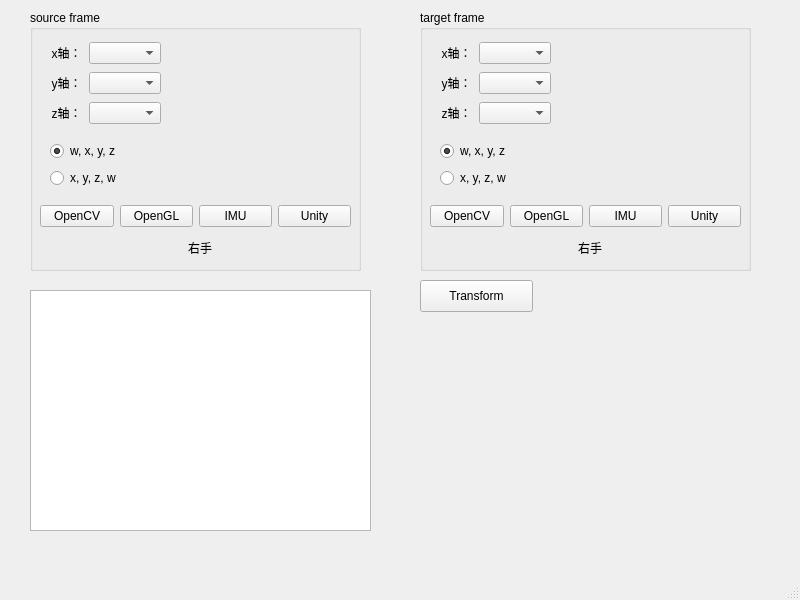
The window that scripts/coordinate_transformation_helper.ui (wangyendt/Coordinate-Transformation-Helper) describes before a commit, drawn with Qt 5.
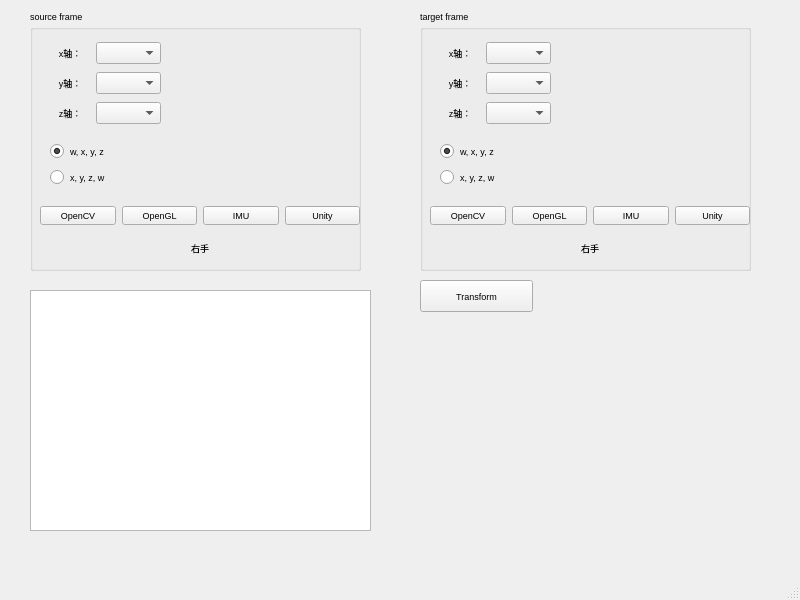
The same window after the commit.

```diff
--- a/scripts/coordinate_transformation_helper.ui
+++ b/scripts/coordinate_transformation_helper.ui
@@ -23,6 +23,12 @@
       <height>261</height>
      </rect>
     </property>
+    <property name="font">
+     <font>
+      <family>Microsoft YaHei UI</family>
+      <pointsize>7</pointsize>
+     </font>
+    </property>
     <property name="title">
      <string>source frame</string>
     </property>
@@ -44,13 +50,25 @@
       <rect>
        <x>10</x>
        <y>190</y>
-       <width>311</width>
+       <width>320</width>
        <height>32</height>
       </rect>
      </property>
+     <property name="font">
+      <font>
+       <family>Microsoft YaHei UI</family>
+       <pointsize>7</pointsize>
+      </font>
+     </property>
      <layout class="QHBoxLayout" name="horizontalLayout">
       <item>
        <widget class="QPushButton" name="pbSrcOpenCV">
+        <property name="font">
+         <font>
+          <family>Microsoft YaHei UI</family>
+          <pointsize>7</pointsize>
+         </font>
+        </property>
         <property name="text">
          <string>OpenCV</string>
         </property>
@@ -58,6 +76,12 @@
       </item>
       <item>
        <widget class="QPushButton" name="pbSrcOpenGL">
+        <property name="font">
+         <font>
+          <family>Microsoft YaHei UI</family>
+          <pointsize>7</pointsize>
+         </font>
+        </property>
         <property name="text">
          <string>OpenGL</string>
         </property>
@@ -65,6 +89,12 @@
       </item>
       <item>
        <widget class="QPushButton" name="pbSrcIMU">
+        <property name="font">
+         <font>
+          <family>Microsoft YaHei UI</family>
+          <pointsize>7</pointsize>
+         </font>
+        </property>
         <property name="text">
          <string>IMU</string>
         </property>
@@ -72,6 +102,12 @@
       </item>
       <item>
        <widget class="QPushButton" name="pbSrcUnity">
+        <property name="font">
+         <font>
+          <family>Microsoft YaHei UI</family>
+          <pointsize>7</pointsize>
+         </font>
+        </property>
         <property name="text">
          <string>Unity</string>
         </property>
@@ -92,6 +128,12 @@
        <height>16</height>
       </rect>
      </property>
+     <property name="font">
+      <font>
+       <family>Microsoft YaHei UI</family>
+       <pointsize>7</pointsize>
+      </font>
+     </property>
      <property name="text">
       <string>右手</string>
      </property>
@@ -108,9 +150,21 @@
        <height>51</height>
       </rect>
      </property>
+     <property name="font">
+      <font>
+       <family>Microsoft YaHei UI</family>
+       <pointsize>7</pointsize>
+      </font>
+     </property>
      <layout class="QGridLayout" name="gridLayout">
       <item row="0" column="0">
        <widget class="QRadioButton" name="rdbSrcWXYZ">
+        <property name="font">
+         <font>
+          <family>Microsoft YaHei UI</family>
+          <pointsize>7</pointsize>
+         </font>
+        </property>
         <property name="text">
          <string>w, x, y, z</string>
         </property>
@@ -121,6 +175,12 @@
       </item>
       <item row="1" column="0">
        <widget class="QRadioButton" name="rdbSrcXYZW">
+        <property name="font">
+         <font>
+          <family>Microsoft YaHei UI</family>
+          <pointsize>7</pointsize>
+         </font>
+        </property>
         <property name="text">
          <string>x, y, z, w</string>
         </property>
@@ -128,7 +188,7 @@
       </item>
      </layout>
     </widget>
-    <widget class="QWidget" name="">
+    <widget class="QWidget" name="layoutWidget">
      <property name="geometry">
       <rect>
        <x>20</x>
@@ -137,9 +197,21 @@
        <height>86</height>
       </rect>
      </property>
+     <property name="font">
+      <font>
+       <family>Microsoft YaHei UI</family>
+       <pointsize>7</pointsize>
+      </font>
+     </property>
      <layout class="QGridLayout" name="gridLayout_2">
       <item row="1" column="0">
        <widget class="QLabel" name="label_2">
+        <property name="font">
+         <font>
+          <family>Microsoft YaHei UI</family>
+          <pointsize>7</pointsize>
+         </font>
+        </property>
         <property name="text">
          <string>y轴：</string>
         </property>
@@ -150,6 +222,12 @@
       </item>
       <item row="2" column="0">
        <widget class="QLabel" name="label_3">
+        <property name="font">
+         <font>
+          <family>Microsoft YaHei UI</family>
+          <pointsize>7</pointsize>
+         </font>
+        </property>
         <property name="text">
          <string>z轴：</string>
         </property>
@@ -160,6 +238,12 @@
       </item>
       <item row="0" column="1">
        <widget class="QComboBox" name="cbSrcX">
+        <property name="font">
+         <font>
+          <family>Microsoft YaHei UI</family>
+          <pointsize>7</pointsize>
+         </font>
+        </property>
         <property name="currentText">
          <string/>
         </property>
@@ -170,6 +254,12 @@
       </item>
       <item row="2" column="1">
        <widget class="QComboBox" name="cbSrcZ">
+        <property name="font">
+         <font>
+          <family>Microsoft YaHei UI</family>
+          <pointsize>7</pointsize>
+         </font>
+        </property>
         <property name="currentText">
          <string/>
         </property>
@@ -180,6 +270,12 @@
       </item>
       <item row="1" column="1">
        <widget class="QComboBox" name="cbSrcY">
+        <property name="font">
+         <font>
+          <family>Microsoft YaHei UI</family>
+          <pointsize>7</pointsize>
+         </font>
+        </property>
         <property name="currentText">
          <string/>
         </property>
@@ -190,6 +286,12 @@
       </item>
       <item row="0" column="0">
        <widget class="QLabel" name="label">
+        <property name="font">
+         <font>
+          <family>Microsoft YaHei UI</family>
+          <pointsize>7</pointsize>
+         </font>
+        </property>
         <property name="text">
          <string>x轴：</string>
         </property>
@@ -240,6 +342,12 @@
       <height>261</height>
      </rect>
     </property>
+    <property name="font">
+     <font>
+      <family>Microsoft YaHei UI</family>
+      <pointsize>7</pointsize>
+     </font>
+    </property>
     <property name="title">
      <string>target frame</string>
     </property>
@@ -261,13 +369,25 @@
       <rect>
        <x>10</x>
        <y>190</y>
-       <width>311</width>
+       <width>320</width>
        <height>32</height>
       </rect>
      </property>
+     <property name="font">
+      <font>
+       <family>Microsoft YaHei UI</family>
+       <pointsize>7</pointsize>
+      </font>
+     </property>
      <layout class="QHBoxLayout" name="horizontalLayout_2">
       <item>
        <widget class="QPushButton" name="pbTarOpenCV">
+        <property name="font">
+         <font>
+          <family>Microsoft YaHei UI</family>
+          <pointsize>7</pointsize>
+         </font>
+        </property>
         <property name="text">
          <string>OpenCV</string>
         </property>
@@ -275,6 +395,12 @@
       </item>
       <item>
        <widget class="QPushButton" name="pbTarOpenGL">
+        <property name="font">
+         <font>
+          <family>Microsoft YaHei UI</family>
+          <pointsize>7</pointsize>
+         </font>
+        </property>
         <property name="text">
          <string>OpenGL</string>
         </property>
@@ -282,6 +408,12 @@
       </item>
       <item>
        <widget class="QPushButton" name="pbTarIMU">
+        <property name="font">
+         <font>
+          <family>Microsoft YaHei UI</family>
+          <pointsize>7</pointsize>
+         </font>
+        </property>
         <property name="text">
          <string>IMU</string>
         </property>
@@ -289,6 +421,12 @@
       </item>
       <item>
        <widget class="QPushButton" name="pbTarUnity">
+        <property name="font">
+         <font>
+          <family>Microsoft YaHei UI</family>
+          <pointsize>7</pointsize>
+         </font>
+        </property>
         <property name="text">
          <string>Unity</string>
         </property>
@@ -305,6 +443,12 @@
        <height>16</height>
       </rect>
      </property>
+     <property name="font">
+      <font>
+       <family>Microsoft YaHei UI</family>
+       <pointsize>7</pointsize>
+      </font>
+     </property>
      <property name="text">
       <string>右手</string>
      </property>
@@ -321,9 +465,21 @@
        <height>51</height>
       </rect>
      </property>
+     <property name="font">
+      <font>
+       <family>Microsoft YaHei UI</family>
+       <pointsize>7</pointsize>
+      </font>
+     </property>
      <layout class="QGridLayout" name="gridLayout_3">
       <item row="0" column="0">
        <widget class="QRadioButton" name="rdbTarWXYZ">
+        <property name="font">
+         <font>
+          <family>Microsoft YaHei UI</family>
+          <pointsize>7</pointsize>
+         </font>
+        </property>
         <property name="text">
          <string>w, x, y, z</string>
         </property>
@@ -334,6 +490,12 @@
       </item>
       <item row="1" column="0">
        <widget class="QRadioButton" name="rdbTarXYZW">
+        <property name="font">
+         <font>
+          <family>Microsoft YaHei UI</family>
+          <pointsize>7</pointsize>
+         </font>
+        </property>
         <property name="text">
          <string>x, y, z, w</string>
         </property>
@@ -350,9 +512,21 @@
        <height>86</height>
       </rect>
      </property>
+     <property name="font">
+      <font>
+       <family>Microsoft YaHei UI</family>
+       <pointsize>7</pointsize>
+      </font>
+     </property>
      <layout class="QGridLayout" name="gridLayout_4">
       <item row="1" column="0">
        <widget class="QLabel" name="label_4">
+        <property name="font">
+         <font>
+          <family>Microsoft YaHei UI</family>
+          <pointsize>7</pointsize>
+         </font>
+        </property>
         <property name="text">
          <string>y轴：</string>
         </property>
@@ -363,6 +537,12 @@
       </item>
       <item row="2" column="0">
        <widget class="QLabel" name="label_5">
+        <property name="font">
+         <font>
+          <family>Microsoft YaHei UI</family>
+          <pointsize>7</pointsize>
+         </font>
+        </property>
         <property name="text">
          <string>z轴：</string>
         </property>
@@ -373,6 +553,12 @@
       </item>
       <item row="0" column="1">
        <widget class="QComboBox" name="cbTarX">
+        <property name="font">
+         <font>
+          <family>Microsoft YaHei UI</family>
+          <pointsize>7</pointsize>
+         </font>
+        </property>
         <property name="currentText">
          <string/>
         </property>
@@ -383,6 +569,12 @@
       </item>
       <item row="2" column="1">
        <widget class="QComboBox" name="cbTarZ">
+        <property name="font">
+         <font>
+          <family>Microsoft YaHei UI</family>
+          <pointsize>7</pointsize>
+         </font>
+        </property>
         <property name="currentText">
          <string/>
         </property>
@@ -393,6 +585,12 @@
       </item>
       <item row="1" column="1">
        <widget class="QComboBox" name="cbTarY">
+        <property name="font">
+         <font>
+          <family>Microsoft YaHei UI</family>
+          <pointsize>7</pointsize>
+         </font>
+        </property>
         <property name="currentText">
          <string/>
         </property>
@@ -403,6 +601,12 @@
       </item>
       <item row="0" column="0">
        <widget class="QLabel" name="label_6">
+        <property name="font">
+         <font>
+          <family>Microsoft YaHei UI</family>
+          <pointsize>7</pointsize>
+         </font>
+        </property>
         <property name="text">
          <string>x轴：</string>
         </property>
@@ -423,6 +627,12 @@
       <height>32</height>
      </rect>
     </property>
+    <property name="font">
+     <font>
+      <family>Microsoft YaHei UI</family>
+      <pointsize>7</pointsize>
+     </font>
+    </property>
     <property name="text">
      <string>Transform</string>
     </property>
```
Left out of the diff: 33 changed lines with no effect on the pictures.
